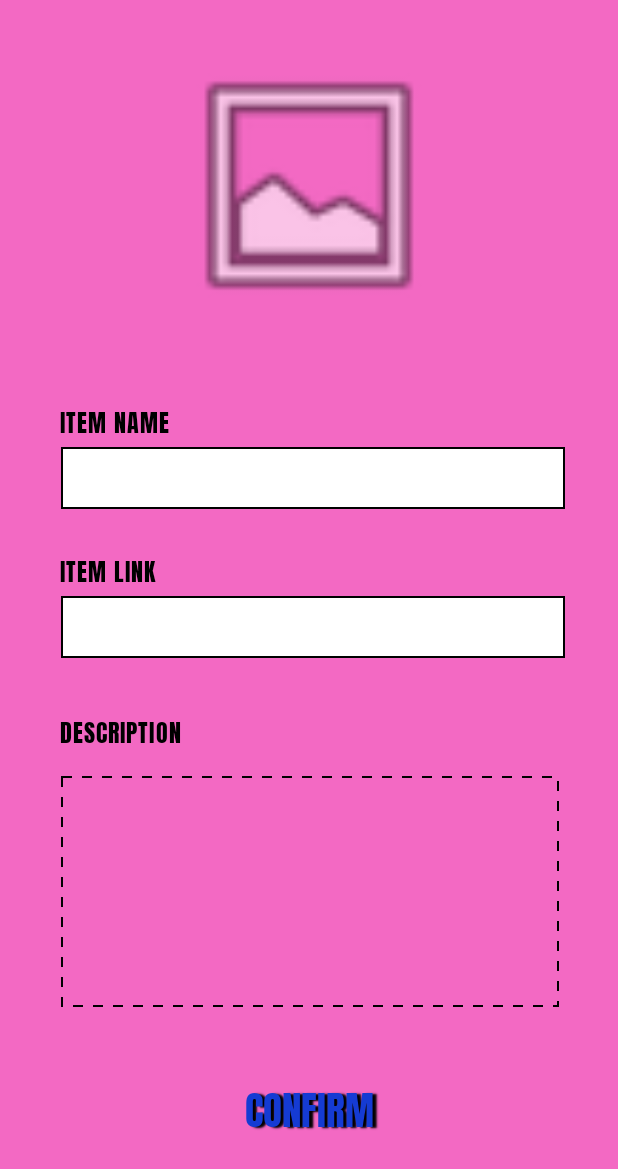
After one commit to coleendeguzman/ics26011, an Android app: the layout add_item_activity.xml on its own in the app's theme, with its tools: preview values and no code run, on a phone screen of 412 x 824 dp. The commit adds this screen. Shown: the top 1169 px of the screen. Run offline under Robolectric (Android 15) with nearby library versions, the phone set to English and light mode, and no system bars.

Commit message:
Add Item Page

```diff
--- a/app/src/main/java/com/example/wishlist/MainActivity.kt
+++ b/app/src/main/java/com/example/wishlist/MainActivity.kt
@@ -1,7 +1,9 @@
 package com.example.wishlist
 
+import android.content.Intent
 import androidx.appcompat.app.AppCompatActivity
 import android.os.Bundle
+import android.view.View
 
 class MainActivity : AppCompatActivity() {
     override fun onCreate(savedInstanceState: Bundle?) {
--- /dev/null
+++ b/app/src/main/res/drawable/dashed_border.xml
@@ -0,0 +1,13 @@
+<?xml version="1.0" encoding="utf-8"?>
+<shape xmlns:android="http://schemas.android.com/apk/res/android"
+    android:shape="rectangle" >
+
+    <solid
+        android:color="#F369C3"/>
+
+    <stroke
+        android:color="#000000"
+        android:dashWidth="10px"
+        android:dashGap="10px"
+        android:width="1.5dp"/>
+</shape>
--- a/app/src/main/res/layout/activity_main.xml
+++ b/app/src/main/res/layout/activity_main.xml
@@ -5,6 +5,7 @@
     android:layout_width="match_parent"
     android:layout_height="match_parent"
     android:background="#228AED"
+    android:onClick="toAddItem"
     tools:context=".MainActivity">
 
     <ImageView
@@ -112,10 +113,10 @@
         android:layout_width="198dp"
         android:layout_height="33dp"
         android:background="@drawable/my_border"
-        android:letterSpacing="0.05"
         android:ems="10"
         android:fontFamily="@font/anton"
         android:inputType="text"
+        android:letterSpacing="0.05"
         android:textSize="14sp"
         app:layout_constraintBottom_toBottomOf="parent"
         app:layout_constraintEnd_toEndOf="parent"
@@ -147,8 +148,8 @@
         android:background="@drawable/my_border"
         android:ems="10"
         android:fontFamily="@font/anton"
+        android:inputType="textPassword"
         android:letterSpacing="0.05"
-        android:inputType="textPassword"
         android:textSize="14sp"
         app:layout_constraintBottom_toBottomOf="parent"
         app:layout_constraintEnd_toEndOf="parent"
@@ -158,7 +159,7 @@
         app:layout_constraintVertical_bias="0.619" />
 
     <Button
-        android:id="@+id/button"
+        android:id="@+id/login"
         style="@style/Widget.AppCompat.Button.Borderless"
         android:layout_width="112dp"
         android:layout_height="58dp"
--- /dev/null
+++ b/app/src/main/res/layout/add_item_activity.xml
@@ -0,0 +1,138 @@
+<?xml version="1.0" encoding="utf-8"?>
+<androidx.constraintlayout.widget.ConstraintLayout xmlns:android="http://schemas.android.com/apk/res/android"
+    xmlns:app="http://schemas.android.com/apk/res-auto"
+    xmlns:tools="http://schemas.android.com/tools"
+    android:layout_width="match_parent"
+    android:layout_height="match_parent"
+    android:background="#F369C3">
+
+
+    <ImageView
+        android:id="@+id/imageView"
+        android:layout_width="193dp"
+        android:layout_height="182dp"
+        app:layout_constraintBottom_toBottomOf="parent"
+        app:layout_constraintEnd_toEndOf="parent"
+        app:layout_constraintStart_toStartOf="parent"
+        app:layout_constraintTop_toTopOf="parent"
+        app:layout_constraintVertical_bias="0.051"
+        app:srcCompat="@android:drawable/ic_menu_gallery" />
+
+    <EditText
+        android:id="@+id/etItemLink"
+        android:layout_width="336dp"
+        android:layout_height="41dp"
+        android:background="@drawable/my_border"
+        android:ems="10"
+        android:fontFamily="@font/anton"
+        android:inputType="text"
+        android:letterSpacing="0.05"
+        android:textSize="14sp"
+        app:layout_constraintBottom_toBottomOf="parent"
+        app:layout_constraintEnd_toEndOf="parent"
+        app:layout_constraintHorizontal_bias="0.533"
+        app:layout_constraintStart_toStartOf="parent"
+        app:layout_constraintTop_toTopOf="parent"
+        app:layout_constraintVertical_bias="0.508" />
+
+    <TextView
+        android:id="@+id/textView1"
+        android:layout_width="wrap_content"
+        android:layout_height="wrap_content"
+        android:fontFamily="@font/anton"
+        android:letterSpacing="0.044"
+        android:text="ITEM NAME"
+        android:textColor="#000000"
+        android:textSize="16sp"
+        app:layout_constraintBottom_toBottomOf="parent"
+        app:layout_constraintEnd_toEndOf="parent"
+        app:layout_constraintHorizontal_bias="0.118"
+        app:layout_constraintStart_toStartOf="parent"
+        app:layout_constraintTop_toTopOf="parent"
+        app:layout_constraintVertical_bias="0.334" />
+
+    <EditText
+        android:id="@+id/etItemName"
+        android:layout_width="336dp"
+        android:layout_height="41dp"
+        android:background="@drawable/my_border"
+        android:ems="10"
+        android:fontFamily="@font/anton"
+        android:inputType="text"
+        android:letterSpacing="0.05"
+        android:textSize="14sp"
+        app:layout_constraintBottom_toBottomOf="parent"
+        app:layout_constraintEnd_toEndOf="parent"
+        app:layout_constraintHorizontal_bias="0.533"
+        app:layout_constraintStart_toStartOf="parent"
+        app:layout_constraintTop_toTopOf="parent"
+        app:layout_constraintVertical_bias="0.381" />
+
+    <TextView
+        android:id="@+id/textView2"
+        android:layout_width="wrap_content"
+        android:layout_height="wrap_content"
+        android:fontFamily="@font/anton"
+        android:letterSpacing="0.044"
+        android:text="ITEM LINK"
+        android:textColor="#000000"
+        android:textSize="16sp"
+        app:layout_constraintBottom_toBottomOf="parent"
+        app:layout_constraintEnd_toEndOf="parent"
+        app:layout_constraintHorizontal_bias="0.115"
+        app:layout_constraintStart_toStartOf="parent"
+        app:layout_constraintTop_toTopOf="parent"
+        app:layout_constraintVertical_bias="0.459" />
+
+    <EditText
+        android:id="@+id/editTextTextMultiLine"
+        android:layout_width="332dp"
+        android:layout_height="154dp"
+        android:background="@drawable/dashed_border"
+        android:ems="10"
+        android:gravity="start|top"
+        android:inputType="textMultiLine"
+        app:layout_constraintBottom_toBottomOf="parent"
+        app:layout_constraintEnd_toEndOf="parent"
+        app:layout_constraintHorizontal_bias="0.506"
+        app:layout_constraintStart_toStartOf="parent"
+        app:layout_constraintTop_toTopOf="parent"
+        app:layout_constraintVertical_bias="0.772" />
+
+    <TextView
+        android:id="@+id/textView3"
+        android:layout_width="wrap_content"
+        android:layout_height="wrap_content"
+        android:fontFamily="@font/anton"
+        android:letterSpacing="0.044"
+        android:text="DESCRIPTION"
+        android:textColor="#000000"
+        android:textSize="16sp"
+        app:layout_constraintBottom_toBottomOf="parent"
+        app:layout_constraintEnd_toEndOf="parent"
+        app:layout_constraintHorizontal_bias="0.121"
+        app:layout_constraintStart_toStartOf="parent"
+        app:layout_constraintTop_toTopOf="parent"
+        app:layout_constraintVertical_bias="0.594" />
+
+    <Button
+        android:id="@+id/button"
+        style="@style/Widget.AppCompat.Button.Borderless"
+        android:layout_width="wrap_content"
+        android:layout_height="wrap_content"
+        android:fontFamily="@font/anton"
+        android:shadowColor="#000000"
+        android:shadowDx="4"
+        android:shadowDy="1"
+        android:shadowRadius="1"
+        android:text="CONFIRM"
+        android:textColor="#153BD3"
+        android:textSize="26sp"
+        app:layout_constraintBottom_toBottomOf="parent"
+        app:layout_constraintEnd_toEndOf="parent"
+        app:layout_constraintStart_toStartOf="parent"
+        app:layout_constraintTop_toTopOf="parent"
+        app:layout_constraintVertical_bias="0.929" />
+
+
+</androidx.constraintlayout.widget.ConstraintLayout>
```
